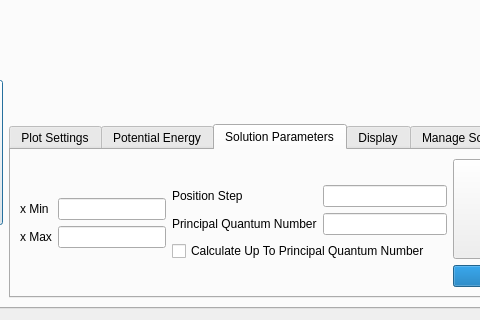
Before: the Qt Designer form tisemainwindow.ui in ambeech1/QSandbox, drawn with Qt 5; both pictures show x 202 to 682 and y 408 to 728 of the 963 by 728 pixel window.
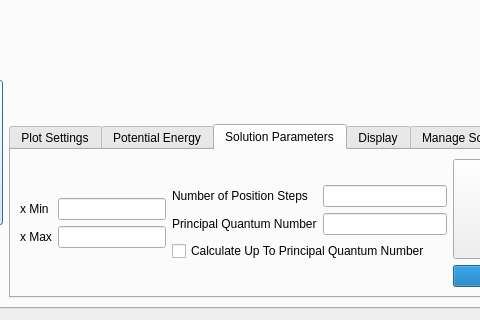
After: the same form once the commit is applied. Custom widgets are drawn as their Qt base class.

What changed in the file:
```diff
--- a/tisemainwindow.ui
+++ b/tisemainwindow.ui
@@ -522,7 +522,7 @@
                    <item row="0" column="0">
                     <widget class="QLabel" name="label_7">
                      <property name="text">
-                      <string>Position Step</string>
+                      <string>Number of Position Steps</string>
                      </property>
                     </widget>
                    </item>
```
